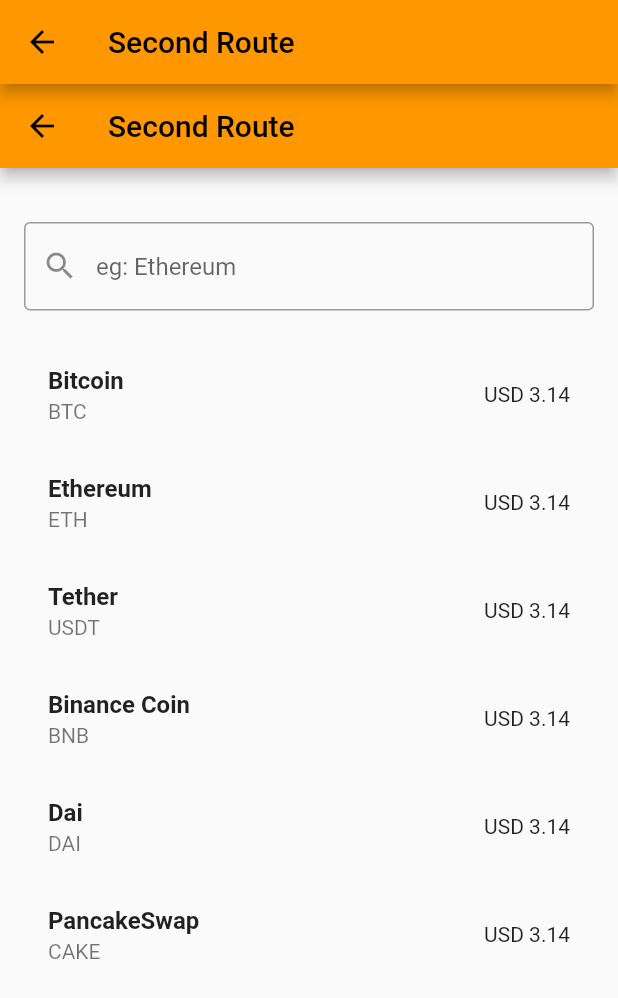
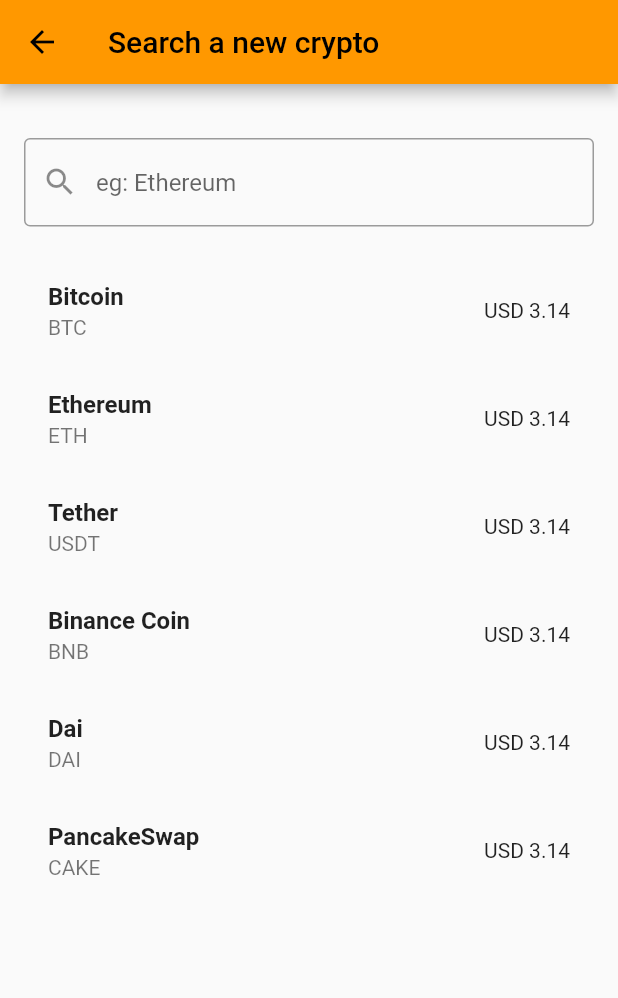
Before and after one commit to MaleMatteri/CryptoAppChallenge, a Flutter app: the screen it shows after launch, after a tap on the "add" icon, on a phone screen of 412 x 824 dp. Shown: the top 998 px of the screen. Run offline on Flutter 3.47's test engine with Material 2 defaults, Android fonts, the phone set to English and light mode, and no system bars.

Commit message:
Se modifica la navegacion entre pantallas, se agrega la tercer pantalla y se agrega funcionalidad a las filas de la lista de busqueda.

```diff
--- a/lib/add_new_crypto.dart
+++ b/lib/add_new_crypto.dart
@@ -1,104 +1,21 @@
 import 'package:flutter/foundation.dart';
 import 'package:flutter/material.dart';
-import 'crypto_search_list.dart';
 
-class SecondRoute2 extends StatelessWidget {
-  const SecondRoute2({Key? key}) : super(key: key);
+class ThridRoute extends StatelessWidget {
+  const ThridRoute({Key? key}) : super(key: key);
 
   @override
   Widget build(BuildContext context) {
     return Scaffold(
       appBar: AppBar(
-        title: const Text('Second Route'),
+        title: const Text('Add a new fav crypto'),
       ),
-      body: SearchWidget(),
-    );
-  }
-}
-
-class SearchWidget extends StatefulWidget {
-  const SearchWidget({Key? key}) : super(key: key);
-
-  @override
-  State<SearchWidget> createState() => _SearchWidgetState();
-}
-
-class _SearchWidgetState extends State<SearchWidget> {
-  //Lista de cryptos, TEMPORAL
-  static List<CryptoSearchListModel> cryptos_available_list = [
-    CryptoSearchListModel("Bitcoin", "BTC", 3.14),
-    CryptoSearchListModel("Ethereum", "ETH", 3.14),
-    CryptoSearchListModel("Tether", "USDT", 3.14),
-    CryptoSearchListModel("Binance Coin", "BNB", 3.14),
-    CryptoSearchListModel("Dai", "DAI", 3.14),
-    CryptoSearchListModel("PancakeSwap", "CAKE", 3.14),
-  ];
-
-  List<CryptoSearchListModel> display_list = List.from(cryptos_available_list);
-
-  //Funcion que filtra la lista
-  void filterList(String searchTerm) {
-    var newList = cryptos_available_list
-        .where((element) => element.crypto_name!
-            .toLowerCase()
-            .contains(searchTerm.toLowerCase()))
-        .toList();
-
-    setState(() {
-      display_list = newList;
-    });
-  }
-
-  @override
-  Widget build(BuildContext context) {
-    return Scaffold(
-      appBar: AppBar(
-        title: const Text('Second Route'),
-      ),
-      body: Padding(
-        padding: EdgeInsets.all(16),
-        child: Column(
-          mainAxisAlignment: MainAxisAlignment.start,
-          crossAxisAlignment: CrossAxisAlignment.start,
-          children: [
-            SizedBox(
-              height: 20.0,
-            ),
-            TextField(
-              onChanged: (searchTerm) => filterList(searchTerm),
-              decoration: InputDecoration(
-                border: OutlineInputBorder(),
-                hintText: "eg: Ethereum",
-                prefixIcon: Icon(Icons.search),
-              ),
-            ),
-            SizedBox(
-              height: 20.0,
-            ),
-            Expanded(
-              child: display_list.length == 0
-                  ? Center(
-                      child: Text(
-                      "No results were found",
-                      style: TextStyle(
-                          fontWeight: FontWeight.bold, fontSize: 22.0),
-                    ))
-                  : ListView.builder(
-                      itemCount: display_list.length,
-                      itemBuilder: (context, index) => ListTile(
-                        title: Text(
-                          display_list[index].crypto_name!,
-                          style: TextStyle(fontWeight: FontWeight.bold),
-                        ),
-                        subtitle: Text(
-                          display_list[index].cypto_abbreviation!,
-                        ),
-                        trailing: Text(
-                            'USD ${display_list[index].usd_crypto_value!}'),
-                      ),
-                    ),
-            ),
-          ],
+      body: Center(
+        child: ElevatedButton(
+          onPressed: () {
+            // Navigate back to first route when tapped.
+          },
+          child: const Text('Go back!'),
         ),
       ),
     );
--- a/lib/main.dart
+++ b/lib/main.dart
@@ -1,5 +1,4 @@
-import 'package:crypto_app/add_new_crypto.dart';
-import 'package:crypto_app/second_view.dart';
+import 'package:crypto_app/search_new_crypto.dart';
 import 'package:flutter/material.dart';
 
 void main() {
--- a/lib/second_view.dart
+++ b/lib/search_new_crypto.dart
@@ -1,25 +1,24 @@
-import 'dart:ui';
+import 'package:crypto_app/add_new_crypto.dart';
+import 'package:flutter/foundation.dart';
+import 'package:flutter/material.dart';
 import 'crypto_search_list.dart';
 
-import 'package:flutter/foundation.dart';
-import 'package:flutter/material.dart';
-
-class SecondRoute extends StatelessWidget {
-  const SecondRoute({Key? key}) : super(key: key);
+class SecondRoute2 extends StatelessWidget {
+  const SecondRoute2({Key? key}) : super(key: key);
 
   @override
   Widget build(BuildContext context) {
-    return MaterialApp(
-      home: SearchWidget(title: "Search for a new crypto"),
-      theme: ThemeData(primarySwatch: Colors.orange),
+    return Scaffold(
+      appBar: AppBar(
+        title: const Text('Search a new crypto'),
+      ),
+      body: SearchWidget(),
     );
   }
 }
 
 class SearchWidget extends StatefulWidget {
-  const SearchWidget({Key? key, required this.title}) : super(key: key);
-
-  final String title;
+  const SearchWidget({Key? key}) : super(key: key);
 
   @override
   State<SearchWidget> createState() => _SearchWidgetState();
@@ -54,18 +53,6 @@ class _SearchWidgetState extends State<SearchWidget> {
   @override
   Widget build(BuildContext context) {
     return Scaffold(
-      appBar: AppBar(
-        automaticallyImplyLeading: false,
-        leadingWidth: 100,
-        leading: ElevatedButton.icon(
-          onPressed: () => Navigator.of(context).pop(),
-          icon: const Icon(Icons.arrow_back),
-          label: const Text('Back'),
-          style: ElevatedButton.styleFrom(
-              elevation: 0, primary: Colors.transparent),
-        ),
-        title: Text(widget.title),
-      ),
       body: Padding(
         padding: EdgeInsets.all(16),
         child: Column(
@@ -91,8 +78,7 @@ class _SearchWidgetState extends State<SearchWidget> {
                   ? Center(
                       child: Text(
                       "No results were found",
-                      style: TextStyle(
-                          fontWeight: FontWeight.bold, fontSize: 22.0),
+                      style: TextStyle(fontSize: 22.0),
                     ))
                   : ListView.builder(
                       itemCount: display_list.length,
@@ -106,6 +92,11 @@ class _SearchWidgetState extends State<SearchWidget> {
                         ),
                         trailing: Text(
                             'USD ${display_list[index].usd_crypto_value!}'),
+                        onTap: () => Navigator.push(
+                          context,
+                          MaterialPageRoute(
+                              builder: (context) => const ThridRoute()),
+                        ),
                       ),
                     ),
             ),
```
